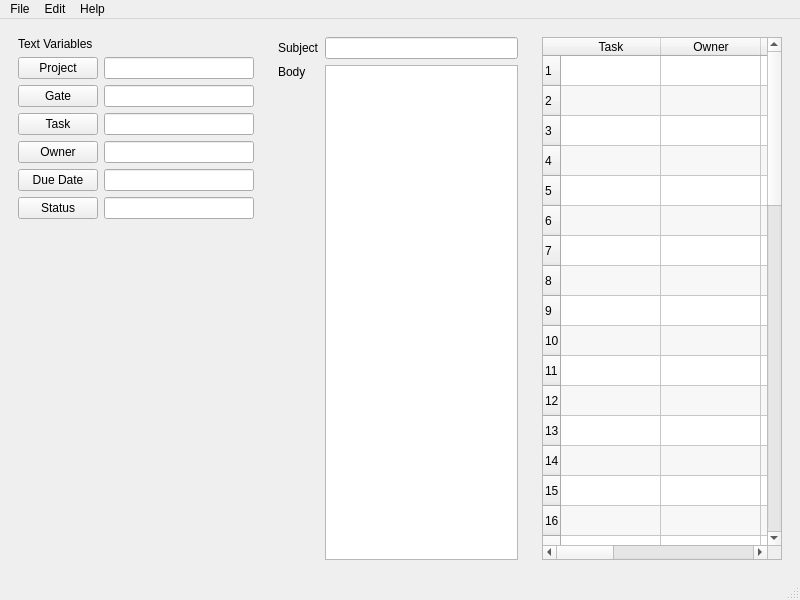
Old version of the form TaskEmailer/mainwindow.ui in the repository fjpereny/Task-Emailer.
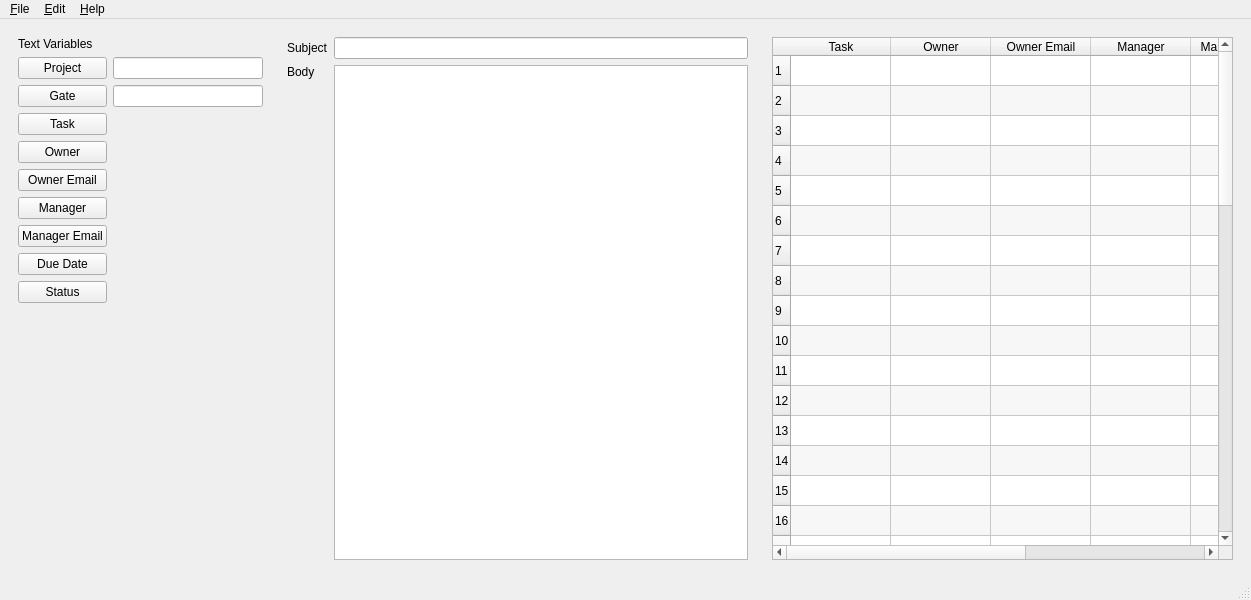
New version of the form. Custom widgets are drawn as their Qt base class.

Commit message: Update folder structure.

```diff
--- a/TaskEmailer/mainwindow.ui
+++ b/TaskEmailer/mainwindow.ui
@@ -6,7 +6,7 @@
    <rect>
     <x>0</x>
     <y>0</y>
-    <width>800</width>
+    <width>1251</width>
     <height>600</height>
    </rect>
   </property>
@@ -31,6 +31,13 @@
          </property>
         </widget>
        </item>
+       <item row="1" column="0">
+        <widget class="QPushButton" name="projectButton">
+         <property name="text">
+          <string>Project</string>
+         </property>
+        </widget>
+       </item>
        <item row="0" column="0">
         <widget class="QLabel" name="label_3">
          <property name="text">
@@ -38,20 +45,30 @@
          </property>
         </widget>
        </item>
-       <item row="3" column="0">
-        <widget class="QPushButton" name="pushButton_2">
+       <item row="7" column="0">
+        <widget class="QPushButton" name="managerButton">
          <property name="text">
-          <string>Gate</string>
+          <string>Manager</string>
          </property>
         </widget>
        </item>
-       <item row="6" column="0">
-        <widget class="QPushButton" name="pushButton_5">
+       <item row="9" column="0">
+        <widget class="QPushButton" name="dueButton">
          <property name="text">
           <string>Due Date</string>
          </property>
         </widget>
        </item>
+       <item row="3" column="1">
+        <widget class="QLineEdit" name="gateLineEdit">
+         <property name="minimumSize">
+          <size>
+           <width>150</width>
+           <height>0</height>
+          </size>
+         </property>
+        </widget>
+       </item>
        <item row="5" column="0">
         <widget class="QPushButton" name="pushButton_4">
          <property name="text">
@@ -59,14 +76,31 @@
          </property>
         </widget>
        </item>
-       <item row="7" column="0">
-        <widget class="QPushButton" name="pushButton_6">
+       <item row="6" column="0">
+        <widget class="QPushButton" name="ownerEmailButton">
+         <property name="text">
+          <string>Owner Email</string>
+         </property>
+        </widget>
+       </item>
+       <item row="10" column="0">
+        <widget class="QPushButton" name="statusButton">
          <property name="text">
           <string>Status</string>
          </property>
         </widget>
        </item>
-       <item row="8" column="0">
+       <item row="1" column="1">
+        <widget class="QLineEdit" name="projectLineEdit">
+         <property name="minimumSize">
+          <size>
+           <width>150</width>
+           <height>0</height>
+          </size>
+         </property>
+        </widget>
+       </item>
+       <item row="14" column="0">
         <spacer name="verticalSpacer">
          <property name="orientation">
           <enum>Qt::Vertical</enum>
@@ -79,70 +113,17 @@
          </property>
         </spacer>
        </item>
-       <item row="1" column="1">
-        <widget class="QLineEdit" name="lineEdit_2">
-         <property name="minimumSize">
-          <size>
-           <width>150</width>
-           <height>0</height>
-          </size>
-         </property>
-        </widget>
-       </item>
-       <item row="1" column="0">
-        <widget class="QPushButton" name="pushButton">
+       <item row="3" column="0">
+        <widget class="QPushButton" name="gateButton">
          <property name="text">
-          <string>Project</string>
+          <string>Gate</string>
          </property>
         </widget>
        </item>
-       <item row="3" column="1">
-        <widget class="QLineEdit" name="lineEdit_3">
-         <property name="minimumSize">
-          <size>
-           <width>150</width>
-           <height>0</height>
-          </size>
-         </property>
-        </widget>
-       </item>
-       <item row="4" column="1">
-        <widget class="QLineEdit" name="lineEdit_4">
-         <property name="minimumSize">
-          <size>
-           <width>150</width>
-           <height>0</height>
-          </size>
-         </property>
-        </widget>
-       </item>
-       <item row="5" column="1">
-        <widget class="QLineEdit" name="lineEdit_5">
-         <property name="minimumSize">
-          <size>
-           <width>150</width>
-           <height>0</height>
-          </size>
-         </property>
-        </widget>
-       </item>
-       <item row="6" column="1">
-        <widget class="QLineEdit" name="lineEdit_6">
-         <property name="minimumSize">
-          <size>
-           <width>150</width>
-           <height>0</height>
-          </size>
-         </property>
-        </widget>
-       </item>
-       <item row="7" column="1">
-        <widget class="QLineEdit" name="lineEdit_7">
-         <property name="minimumSize">
-          <size>
-           <width>150</width>
-           <height>0</height>
-          </size>
+       <item row="8" column="0">
+        <widget class="QPushButton" name="managerEmailButton">
+         <property name="text">
+          <string>Manager Email</string>
          </property>
         </widget>
        </item>
@@ -348,13 +329,13 @@
     <rect>
      <x>0</x>
      <y>0</y>
-     <width>800</width>
+     <width>1251</width>
      <height>19</height>
     </rect>
    </property>
    <widget class="QMenu" name="menuFile">
     <property name="title">
-     <string>File</string>
+     <string>&amp;File</string>
     </property>
     <addaction name="actionNew"/>
     <addaction name="actionOpen"/>
@@ -368,12 +349,12 @@
    </widget>
    <widget class="QMenu" name="menuEdit">
     <property name="title">
-     <string>Edit</string>
+     <string>&amp;Edit</string>
     </property>
    </widget>
    <widget class="QMenu" name="menuHelp">
     <property name="title">
-     <string>Help</string>
+     <string>&amp;Help</string>
     </property>
     <addaction name="action_About"/>
    </widget>
```
Left out of the diff: 42 changed lines with no effect on the pictures. The commit also changes 1 other file.
